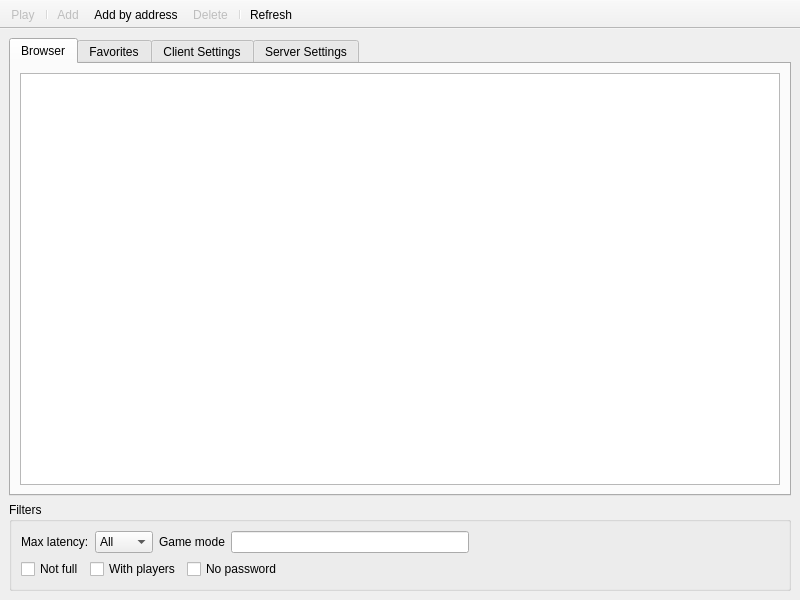
First picture: the form in files/tes3mp/ui/Main.ui, repository terribleterrabyte/openmw-tes3mp, before the edit.
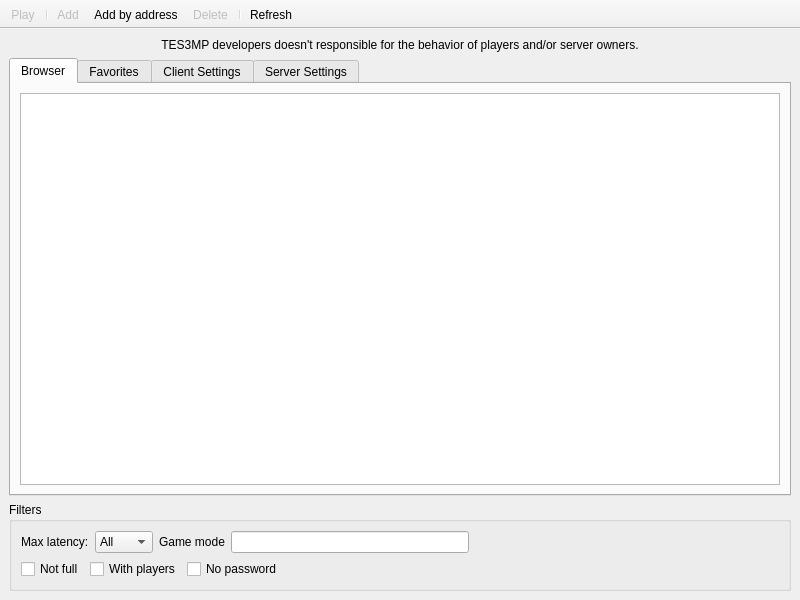
Second picture: the form after the edit.

Commit message:
[Browser] Add disclaimer to the main window
Add forgotten default Browser section in the client config

```diff
--- a/files/tes3mp/ui/Main.ui
+++ b/files/tes3mp/ui/Main.ui
@@ -15,6 +15,16 @@
   </property>
   <widget class="QWidget" name="centralwidget">
    <layout class="QVBoxLayout" name="verticalLayout">
+    <item>
+     <widget class="QLabel" name="label_20">
+      <property name="text">
+       <string>TES3MP developers doesn't responsible for the behavior of players and/or server owners.</string>
+      </property>
+      <property name="alignment">
+       <set>Qt::AlignCenter</set>
+      </property>
+     </widget>
+    </item>
     <item>
      <widget class="QTabWidget" name="tabWidget">
       <property name="currentIndex">
```
The commit also changes 1 other file.
